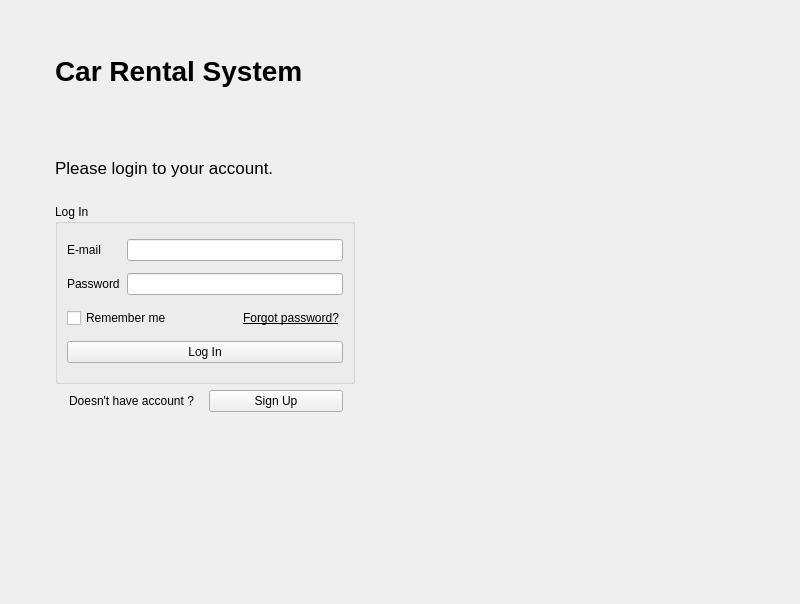
Above: loginscreen.ui from tymson20/CarRentalSystem before the change. Below: the same form after it.
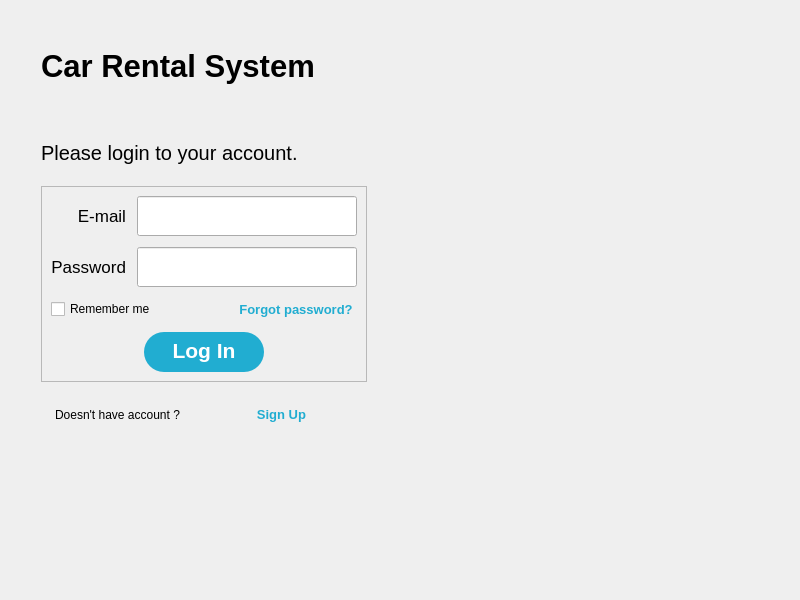
That is the form after the change.

What changed in the file:
```diff
--- a/loginscreen.ui
+++ b/loginscreen.ui
@@ -13,7 +13,10 @@
   <property name="windowTitle">
    <string>Form</string>
   </property>
-  <layout class="QHBoxLayout" name="horizontalLayout">
+  <property name="styleSheet">
+   <string notr="true"/>
+  </property>
+  <layout class="QHBoxLayout" name="horizontalLayout" stretch="1,1">
    <item>
     <layout class="QHBoxLayout" name="horizontalLayout_2" stretch="0,0,0">
      <property name="sizeConstraint">
@@ -36,12 +39,19 @@
       </spacer>
      </item>
      <item>
-      <layout class="QVBoxLayout" name="verticalLayout" stretch="2,1,3,1,3">
+      <layout class="QVBoxLayout" name="verticalLayout" stretch="2,1,0,0,1,3">
        <item>
         <widget class="QLabel" name="label_2">
+         <property name="minimumSize">
+          <size>
+           <width>300</width>
+           <height>0</height>
+          </size>
+         </property>
          <property name="font">
           <font>
-           <pointsize>21</pointsize>
+           <family>Segoe UI</family>
+           <pointsize>23</pointsize>
            <bold>true</bold>
           </font>
          </property>
@@ -57,7 +67,8 @@
         <widget class="QLabel" name="label_3">
          <property name="font">
           <font>
-           <pointsize>13</pointsize>
+           <family>Segoe UI</family>
+           <pointsize>15</pointsize>
           </font>
          </property>
          <property name="text">
@@ -69,30 +80,39 @@
         </widget>
        </item>
        <item>
-        <widget class="QGroupBox" name="groupBox">
+        <widget class="QFrame" name="frame">
          <property name="minimumSize">
           <size>
-           <width>300</width>
-           <height>0</height>
+           <width>0</width>
+           <height>100</height>
           </size>
          </property>
-         <property name="maximumSize">
-          <size>
-           <width>16777215</width>
-           <height>180</height>
-          </size>
+         <property name="frameShape">
+          <enum>QFrame::StyledPanel</enum>
          </property>
-         <property name="title">
-          <string>Log In</string>
+         <property name="frameShadow">
+          <enum>QFrame::Raised</enum>
          </property>
-         <layout class="QVBoxLayout" name="verticalLayout_2" stretch="0,0,0,0">
+         <layout class="QVBoxLayout" name="verticalLayout_3">
+          <property name="spacing">
+           <number>11</number>
+          </property>
           <item>
            <layout class="QHBoxLayout" name="horizontalLayout_3" stretch="1,4">
             <item>
              <widget class="QLabel" name="label_4">
+              <property name="font">
+               <font>
+                <family>Segoe UI</family>
+                <pointsize>13</pointsize>
+               </font>
+              </property>
               <property name="text">
                <string>E-mail</string>
               </property>
+              <property name="alignment">
+               <set>Qt::AlignRight|Qt::AlignTrailing|Qt::AlignVCenter</set>
+              </property>
              </widget>
             </item>
             <item>
@@ -103,6 +123,21 @@
                 <verstretch>0</verstretch>
                </sizepolicy>
               </property>
+              <property name="minimumSize">
+               <size>
+                <width>220</width>
+                <height>40</height>
+               </size>
+              </property>
+              <property name="maximumSize">
+               <size>
+                <width>220</width>
+                <height>40</height>
+               </size>
+              </property>
+              <property name="maxLength">
+               <number>30</number>
+              </property>
              </widget>
             </item>
            </layout>
@@ -114,13 +149,37 @@
             </property>
             <item>
              <widget class="QLabel" name="label_5">
+              <property name="font">
+               <font>
+                <family>Segoe UI</family>
+                <pointsize>13</pointsize>
+               </font>
+              </property>
               <property name="text">
                <string>Password</string>
               </property>
+              <property name="alignment">
+               <set>Qt::AlignRight|Qt::AlignTrailing|Qt::AlignVCenter</set>
+              </property>
              </widget>
             </item>
             <item>
              <widget class="QLineEdit" name="lineEdit_Password">
+              <property name="minimumSize">
+               <size>
+                <width>220</width>
+                <height>40</height>
+               </size>
+              </property>
+              <property name="maximumSize">
+               <size>
+                <width>220</width>
+                <height>40</height>
+               </size>
+              </property>
+              <property name="maxLength">
+               <number>20</number>
+              </property>
               <property name="echoMode">
                <enum>QLineEdit::Password</enum>
               </property>
@@ -135,6 +194,11 @@
             </property>
             <item>
              <widget class="QCheckBox" name="checkBox_RememberMe">
+              <property name="font">
+               <font>
+                <pointsize>9</pointsize>
+               </font>
+              </property>
               <property name="text">
                <string>Remember me</string>
               </property>
@@ -157,11 +221,17 @@
              <widget class="QPushButton" name="pushButton_ForgotPassword">
               <property name="font">
                <font>
-                <italic>false</italic>
-                <bold>false</bold>
-                <underline>true</underline>
+                <pointsize>10</pointsize>
+                <bold>true</bold>
                </font>
               </property>
+              <property name="styleSheet">
+               <string notr="true">QPushButton {
+	background-color: transparent;
+	color: #21add1;
+}
+QPushButton::pressed {color: #1886a3}</string>
+              </property>
               <property name="text">
                <string>Forgot password?</string>
               </property>
@@ -178,7 +248,7 @@
             </item>
            </layout>
           </item>
-          <item>
+          <item alignment="Qt::AlignHCenter">
            <widget class="QPushButton" name="pushButton_LogIn">
             <property name="sizePolicy">
              <sizepolicy hsizetype="Minimum" vsizetype="Fixed">
@@ -186,6 +256,33 @@
               <verstretch>0</verstretch>
              </sizepolicy>
             </property>
+            <property name="minimumSize">
+             <size>
+              <width>120</width>
+              <height>40</height>
+             </size>
+            </property>
+            <property name="maximumSize">
+             <size>
+              <width>140</width>
+              <height>16777215</height>
+             </size>
+            </property>
+            <property name="font">
+             <font>
+              <pointsize>16</pointsize>
+              <bold>true</bold>
+             </font>
+            </property>
+            <property name="styleSheet">
+             <string notr="true">QPushButton {
+	background-color: #21add1;
+	color: white;
+	border-radius: 20px;
+	padding-bottom: 4px;
+}
+QPushButton::pressed {background-color: #1886a3}</string>
+            </property>
             <property name="text">
              <string>Log In</string>
             </property>
@@ -197,6 +294,19 @@
          </layout>
         </widget>
        </item>
+       <item>
+        <spacer name="verticalSpacer_2">
+         <property name="orientation">
+          <enum>Qt::Vertical</enum>
+         </property>
+         <property name="sizeHint" stdset="0">
+          <size>
+           <width>20</width>
+           <height>15</height>
+          </size>
+         </property>
+        </spacer>
+       </item>
        <item>
         <layout class="QHBoxLayout" name="horizontalLayout_5">
          <property name="leftMargin">
@@ -207,6 +317,11 @@
          </property>
          <item>
           <widget class="QLabel" name="label_6">
+           <property name="font">
+            <font>
+             <pointsize>9</pointsize>
+            </font>
+           </property>
            <property name="text">
             <string>Doesn't have account ?</string>
            </property>
@@ -214,11 +329,24 @@
          </item>
          <item>
           <widget class="QPushButton" name="pushButton_SignUp">
+           <property name="font">
+            <font>
+             <pointsize>10</pointsize>
+             <bold>true</bold>
+            </font>
+           </property>
+           <property name="styleSheet">
+            <string notr="true">QPushButton {
+	background-color: transparent;
+	color: #21add1;
+}
+QPushButton:pressed {color: #1886a3}</string>
+           </property>
            <property name="text">
             <string>Sign Up</string>
            </property>
-           <property name="autoDefault">
-            <bool>false</bool>
+           <property name="flat">
+            <bool>true</bool>
            </property>
           </widget>
          </item>
@@ -267,8 +395,8 @@
      </property>
      <property name="minimumSize">
       <size>
-       <width>384</width>
-       <height>582</height>
+       <width>0</width>
+       <height>0</height>
       </size>
      </property>
      <property name="baseSize">
```
